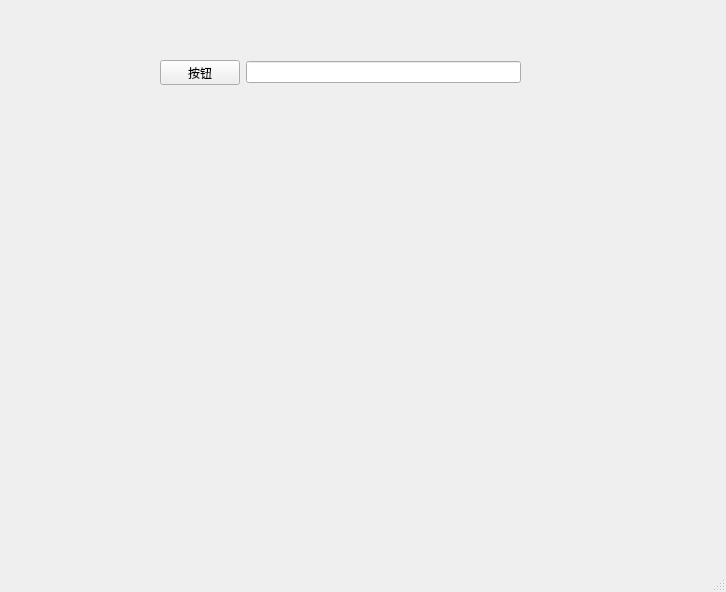
This is firstMainWin.ui in cyhi2020/untitled as Qt 5 draws it before an edit. The edited form follows.
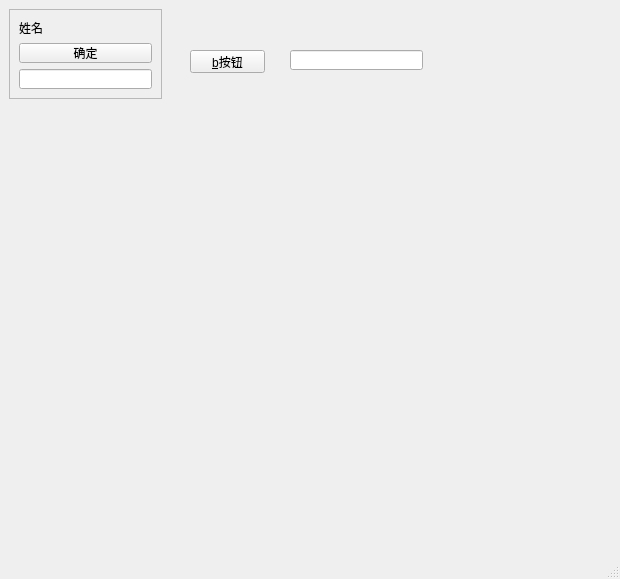
This is the edited form.

Commit message: 用于测试加入按钮槽函数而更改了相关代码

Patch:
```diff
--- a/firstMainWin.ui
+++ b/firstMainWin.ui
@@ -6,33 +6,77 @@
    <rect>
     <x>0</x>
     <y>0</y>
-    <width>726</width>
-    <height>592</height>
+    <width>620</width>
+    <height>579</height>
    </rect>
   </property>
   <property name="windowTitle">
    <string>MainWindow</string>
   </property>
   <widget class="QWidget" name="centralwidget">
-   <widget class="QWidget" name="">
+   <widget class="QPushButton" name="pushButton">
     <property name="geometry">
      <rect>
-      <x>160</x>
-      <y>60</y>
-      <width>361</width>
-      <height>25</height>
+      <x>190</x>
+      <y>50</y>
+      <width>75</width>
+      <height>23</height>
      </rect>
     </property>
-    <layout class="QHBoxLayout" name="horizontalLayout">
+    <property name="text">
+     <string>&amp;b按钮</string>
+    </property>
+   </widget>
+   <widget class="QLineEdit" name="lineEdit">
+    <property name="geometry">
+     <rect>
+      <x>290</x>
+      <y>50</y>
+      <width>133</width>
+      <height>20</height>
+     </rect>
+    </property>
+   </widget>
+   <widget class="QFrame" name="frame">
+    <property name="geometry">
+     <rect>
+      <x>9</x>
+      <y>9</y>
+      <width>153</width>
+      <height>90</height>
+     </rect>
+    </property>
+    <property name="frameShape">
+     <enum>QFrame::StyledPanel</enum>
+    </property>
+    <property name="frameShadow">
+     <enum>QFrame::Raised</enum>
+    </property>
+    <layout class="QVBoxLayout" name="verticalLayout">
      <item>
-      <widget class="QPushButton" name="pushButton">
+      <widget class="QLabel" name="label">
+       <property name="font">
+        <font>
+         <family>Agency FB</family>
+         <pointsize>9</pointsize>
+         <weight>50</weight>
+         <bold>false</bold>
+        </font>
+       </property>
        <property name="text">
-        <string>按钮</string>
+        <string>姓名</string>
        </property>
       </widget>
      </item>
      <item>
-      <widget class="QLineEdit" name="lineEdit"/>
+      <widget class="QPushButton" name="pushButton_2">
+       <property name="text">
+        <string>确定</string>
+       </property>
+      </widget>
+     </item>
+     <item>
+      <widget class="QLineEdit" name="lineEdit_2"/>
      </item>
     </layout>
    </widget>
```
Left out of the diff: 2 changed lines with no effect on the pictures. The commit also changes 8 other files.
